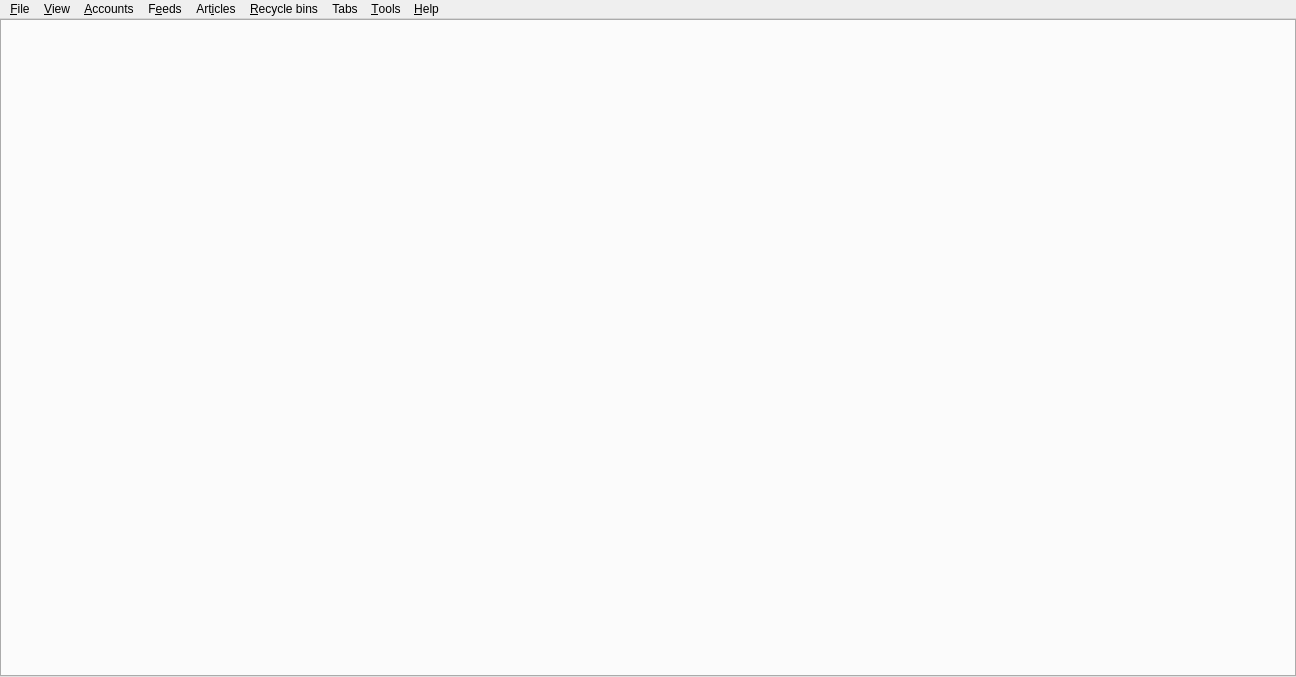
martinrotter/rssguard, file src/librssguard/gui/dialogs/formmain.ui: the form before one commit.
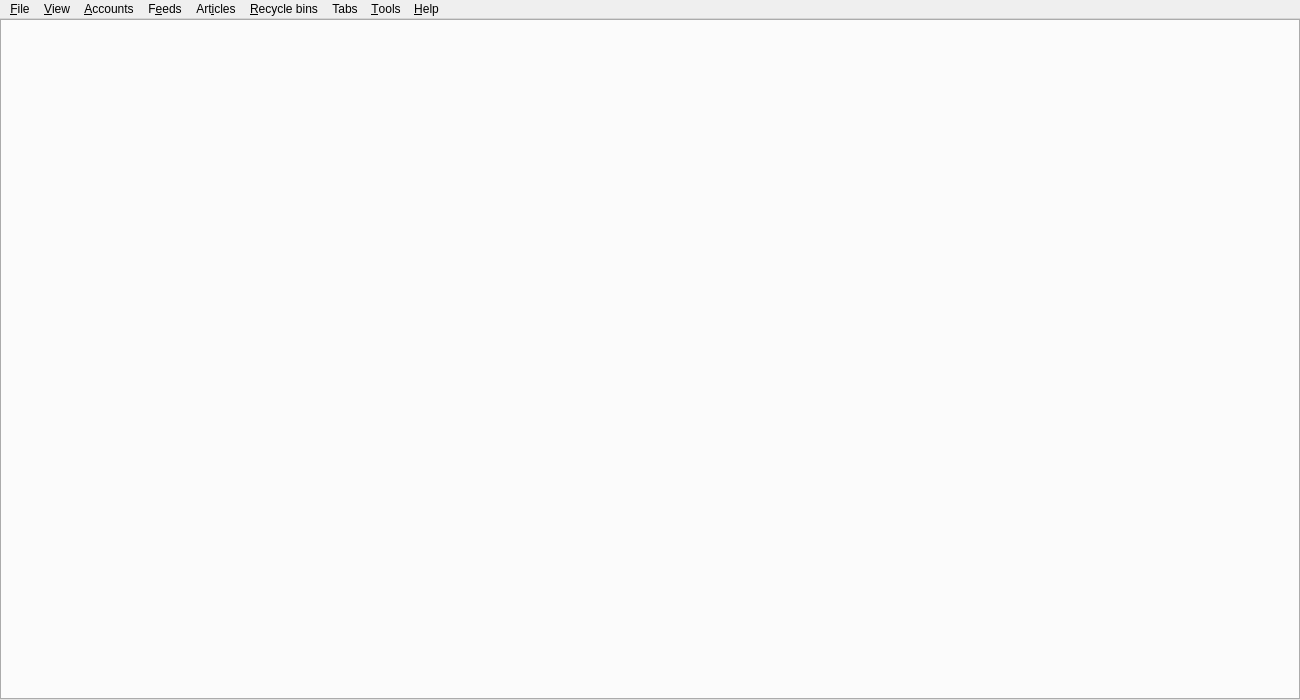
The form after the commit. Custom widgets are drawn as their Qt base class.

```diff
--- a/src/librssguard/gui/dialogs/formmain.ui
+++ b/src/librssguard/gui/dialogs/formmain.ui
@@ -6,8 +6,8 @@
    <rect>
     <x>0</x>
     <y>0</y>
-    <width>1296</width>
-    <height>677</height>
+    <width>1300</width>
+    <height>700</height>
    </rect>
   </property>
   <property name="windowTitle">
@@ -44,7 +44,7 @@
     <rect>
      <x>0</x>
      <y>0</y>
-     <width>1296</width>
+     <width>1300</width>
      <height>22</height>
     </rect>
    </property>
```
